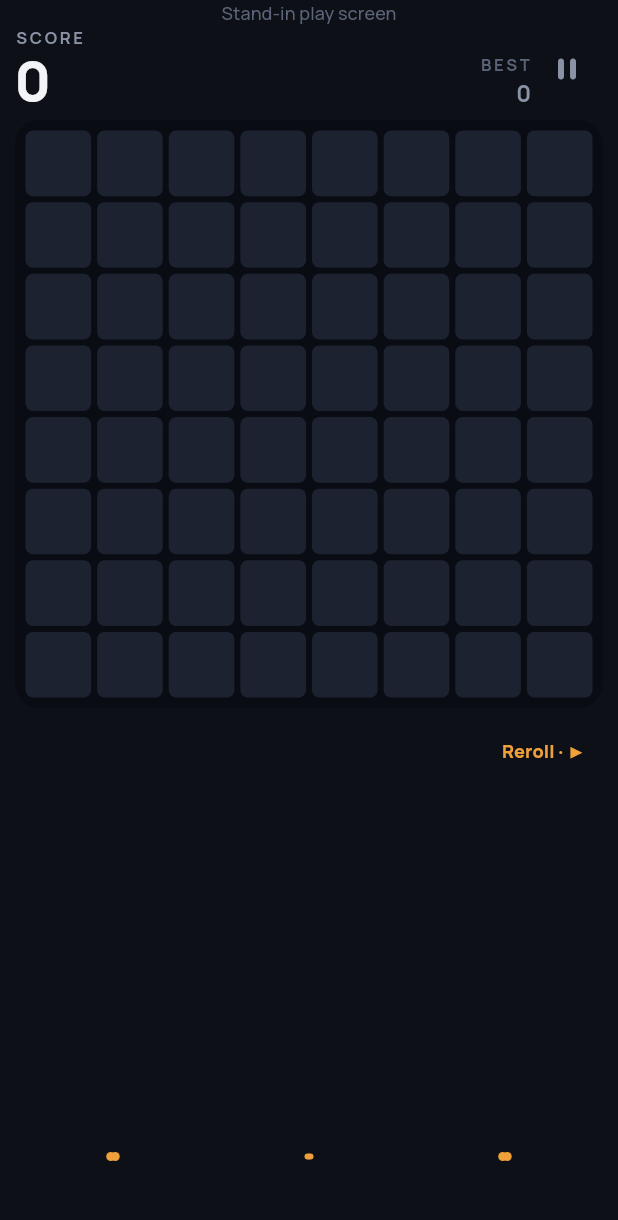
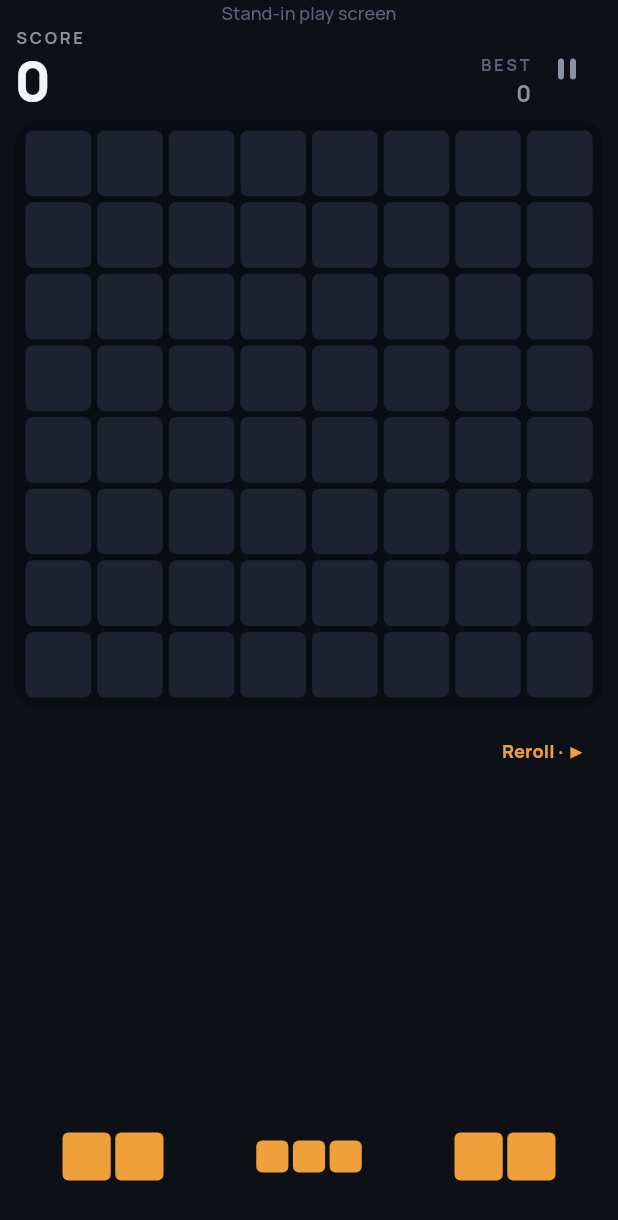
Before and after one commit to JeremyVun/addicting_phone_game, a Flutter app: the screen it shows after launch, after a tap on "Play", on a phone screen of 412 x 824 dp. Shown: the top 1220 px of the screen. Run offline on Flutter 3.47's test engine with Material 3 defaults, Android fonts, the phone set to English and light mode, and no system bars; our stand-ins replace shared_preferences.

Commit message:
app: keep the finished board behind the result sheet; emulator drive fixes for Home motif, coin glyph and tray sizing

```diff
--- a/app/lib/app.dart
+++ b/app/lib/app.dart
@@ -30,6 +30,10 @@ class AppController extends ChangeNotifier
   Future<void> _queue = Future<void>.value();
   int _elapsedAtResume = 0;
   int _resumedAtMs = 0;
+
+  /// `finishGame` deletes `savedGame`, but the play screen is still mounted
+  /// under the result sheet and must keep drawing the board it ended on.
+  core.GameState? _finishedGame;
 
   AppData get data => _data;
 
@@ -145,7 +149,7 @@ class AppController extends ChangeNotifier
   // ---- PlayHost ----
 
   @override
-  core.GameState get state => _data.savedGame!;
+  core.GameState get state => _data.savedGame ?? _finishedGame!;
 
   @override
   int get bestScore {
@@ -269,6 +273,7 @@ class AppController extends ChangeNotifier
   Future<LastGameResult?> finishGame() async {
     final game = _data.savedGame;
     if (game == null) return _data.lastResult;
+    _finishedGame = game;
     final summary = GameSummary(
       mode: game.mode == core.GameMode.daily ? GameMode.daily : GameMode.classic,
       gameId: game.id,
--- a/app/lib/ui/screens/home_screen.dart
+++ b/app/lib/ui/screens/home_screen.dart
@@ -45,7 +45,7 @@ class HomeScreen extends StatelessWidget {
                   ),
                 ],
               ),
-              const SizedBox(height: 34),
+              const SizedBox(height: 30),
               Text(
                 S.appName.toUpperCase(),
                 style: manrope(
@@ -55,6 +55,7 @@ class HomeScreen extends StatelessWidget {
                   letterSpacing: 19 * 0.42,
                 ),
               ),
+              const SizedBox(height: 30),
               Expanded(
                 child: LayoutBuilder(
                   builder: (context, constraints) {
@@ -62,7 +63,8 @@ class HomeScreen extends StatelessWidget {
                       math.min(constraints.maxWidth, constraints.maxHeight),
                       240.0,
                     );
-                    return Center(
+                    return Align(
+                      alignment: Alignment.topCenter,
                       child: SizedBox.square(
                         dimension: side,
                         child: CustomPaint(painter: _MotifPainter(palette)),
--- a/app/lib/ui/screens/play_route.dart
+++ b/app/lib/ui/screens/play_route.dart
@@ -188,7 +188,9 @@ class _TraySlot extends StatelessWidget {
         color: selected ? palette.accent : const Color(0x00000000),
       ),
     ),
-    child: CustomPaint(painter: _PiecePainter(piece, palette)),
+    child: SizedBox.expand(
+      child: CustomPaint(painter: _PiecePainter(piece, palette)),
+    ),
   );
 }
 
--- a/app/lib/ui/widgets/coin_chip.dart
+++ b/app/lib/ui/widgets/coin_chip.dart
@@ -25,7 +25,7 @@ class CoinChip extends StatelessWidget {
     mainAxisSize: MainAxisSize.min,
     children: [
       Icon(
-        Icons.circle_outlined,
+        Icons.adjust,
         size: size,
         color: accented ? palette.accent : palette.muted,
       ),
```
Also changed, not shown: 2 other files.
